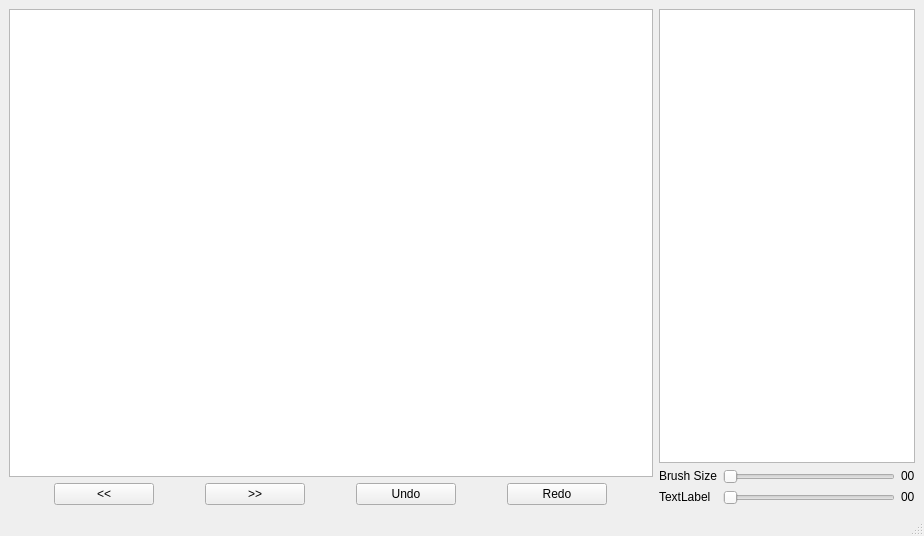
First picture: the form in qt_ui_v2.ui, repository bruceHun/pythonImageEditor, before the edit.
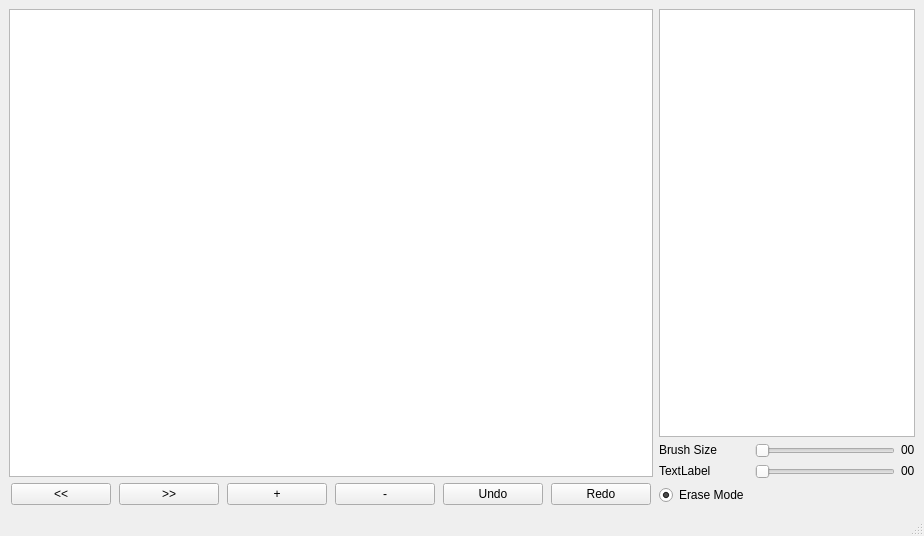
Second picture: the form after the edit.

Commit message: Add image directory selection dialogue

Patch:
```diff
--- a/qt_ui_v2.ui
+++ b/qt_ui_v2.ui
@@ -128,6 +128,16 @@
           </property>
          </widget>
         </item>
+        <item row="3" column="0">
+         <widget class="QRadioButton" name="radioButtonErase">
+          <property name="text">
+           <string>Erase Mode</string>
+          </property>
+          <property name="checked">
+           <bool>true</bool>
+          </property>
+         </widget>
+        </item>
        </layout>
       </item>
      </layout>
@@ -172,6 +182,44 @@
         </property>
        </widget>
       </item>
+      <item>
+       <widget class="QPushButton" name="FuncBtn5">
+        <property name="sizePolicy">
+         <sizepolicy hsizetype="Fixed" vsizetype="Fixed">
+          <horstretch>0</horstretch>
+          <verstretch>0</verstretch>
+         </sizepolicy>
+        </property>
+        <property name="minimumSize">
+         <size>
+          <width>100</width>
+          <height>0</height>
+         </size>
+        </property>
+        <property name="text">
+         <string>+</string>
+        </property>
+       </widget>
+      </item>
+      <item>
+       <widget class="QPushButton" name="FuncBtn6">
+        <property name="sizePolicy">
+         <sizepolicy hsizetype="Fixed" vsizetype="Fixed">
+          <horstretch>0</horstretch>
+          <verstretch>0</verstretch>
+         </sizepolicy>
+        </property>
+        <property name="minimumSize">
+         <size>
+          <width>100</width>
+          <height>0</height>
+         </size>
+        </property>
+        <property name="text">
+         <string>-</string>
+        </property>
+       </widget>
+      </item>
       <item>
        <widget class="QPushButton" name="FuncBtn3">
         <property name="sizePolicy">
```
Left out of the diff: 4 changed lines with no effect on the pictures. The commit also changes 1 other file.
